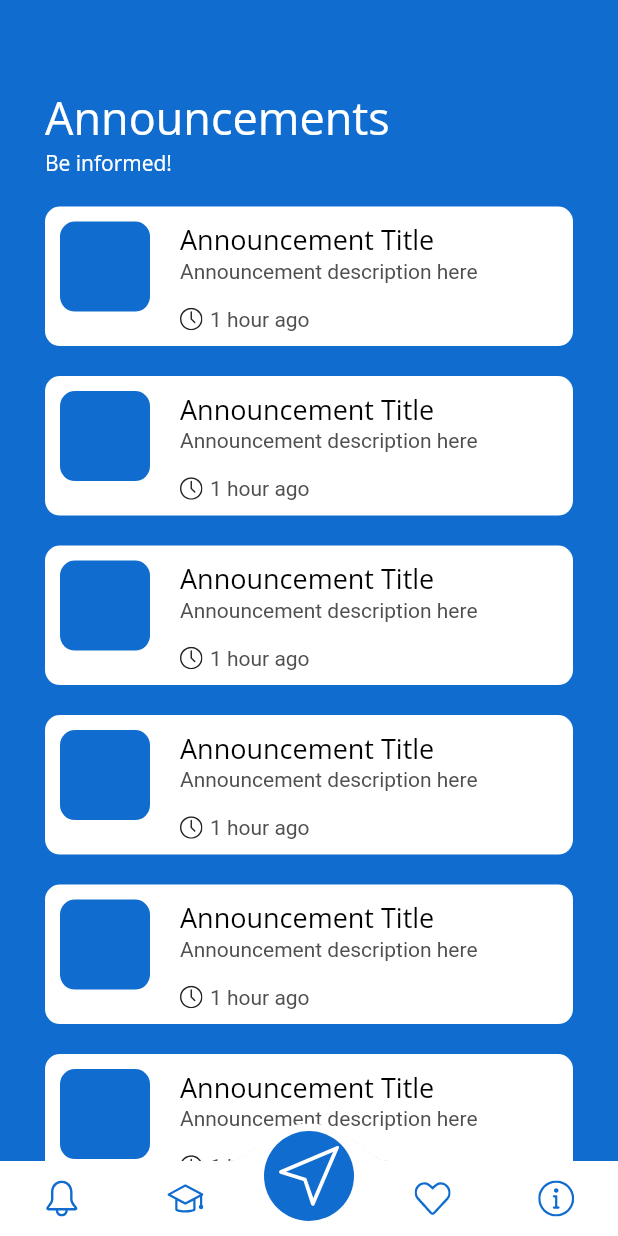
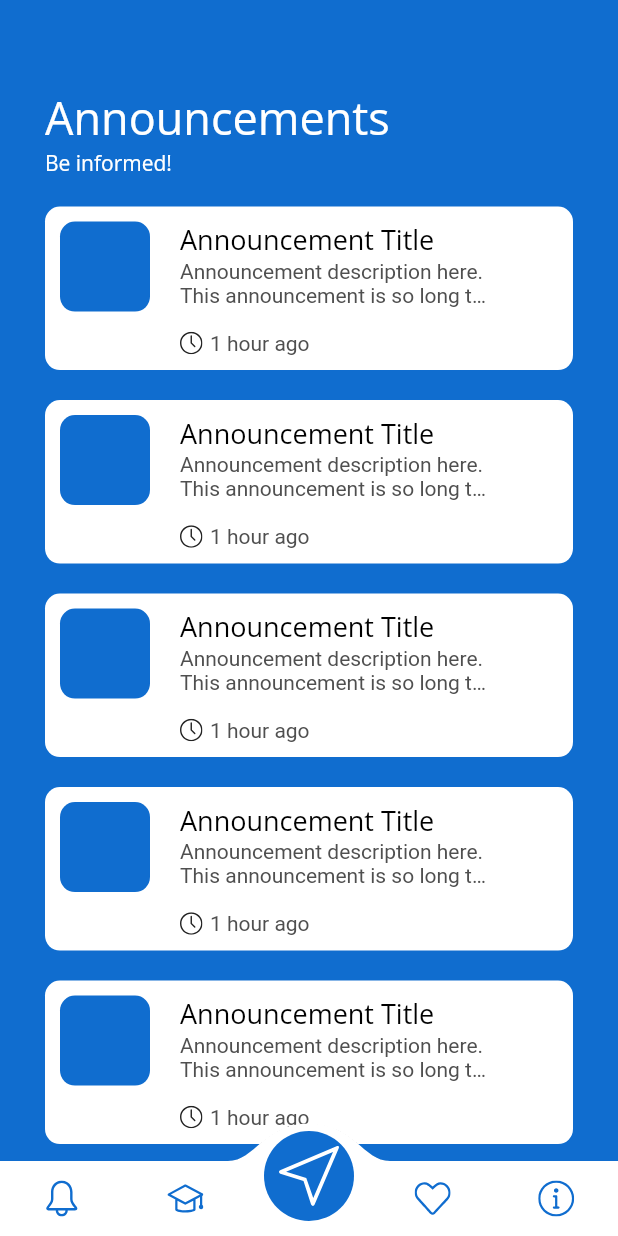
Before and after one commit to maakulit/wvsu-tour-app, a Flutter app: the screen it shows once a user with an empty profile is signed in, on a phone screen of 412 x 824 dp. Run offline on Flutter 3.47's test engine with Material 2 defaults, Android fonts, the phone set to English and light mode, and no system bars; drawn by our look-alikes of convex_bottom_bar; our stand-ins replace avatar_glow, bubble_tab_indicator, circular_profile_avatar, firebase_auth, firebase_core, flutter_markdown and 5 more; missing offline and left inert: flutter_webview_plugin; accounts and stored records are empty.

Commit message:
UI Overflow Fix on Announcements
Fixed UI overflow by wrapping to an ellipses and utilizing 2 lines

```diff
--- a/lib/components/announcement_card.dart
+++ b/lib/components/announcement_card.dart
@@ -45,7 +45,15 @@ class AnnouncementCard extends StatelessWidget {
                             style: GoogleFonts.openSans(
                                 color: Color(0xFF000000), fontSize: 18),
                           ),
-                          Text("Announcement description here"),
+                          Container(
+                            width: MediaQuery.of(context).size.width * 0.5,
+                            child: Text(
+                              "Announcement description here. This announcement is so long that you can't read most of this text.",
+                              overflow: TextOverflow.ellipsis,
+                              maxLines: 2,
+                              softWrap: true,
+                            ),
+                          ),
                           Divider(),
                           Row(
                             children: [
```
